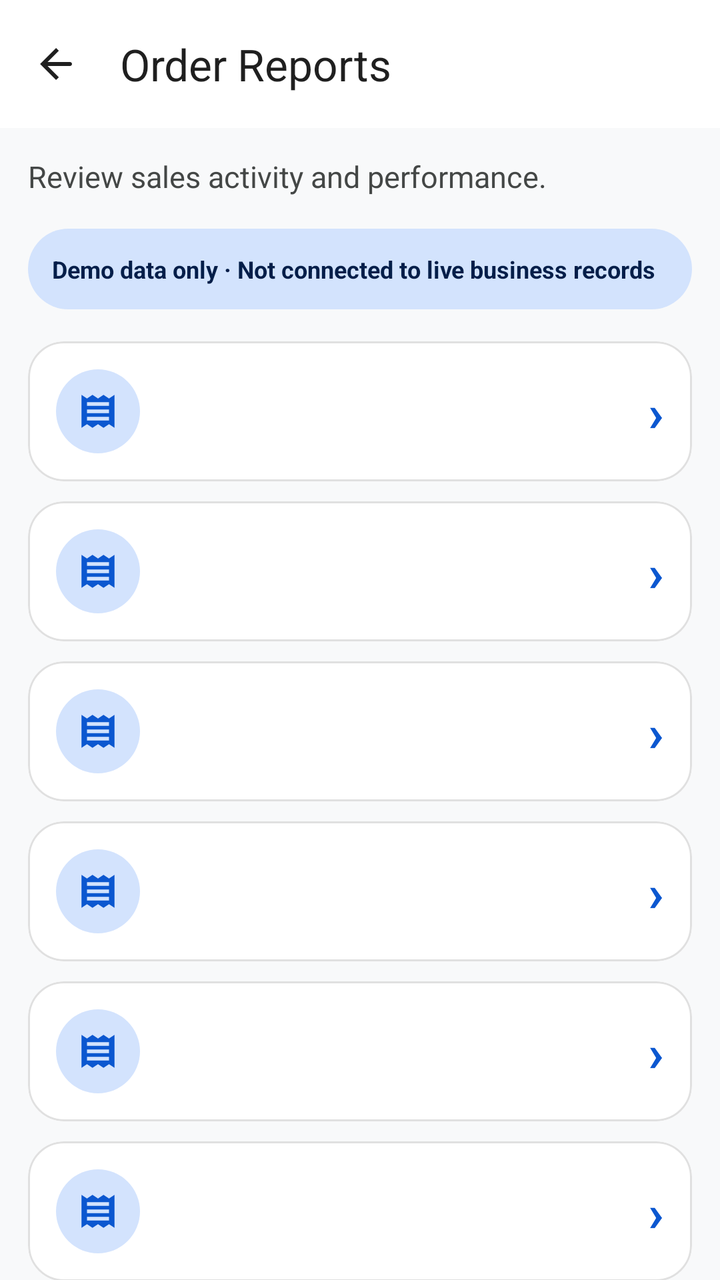
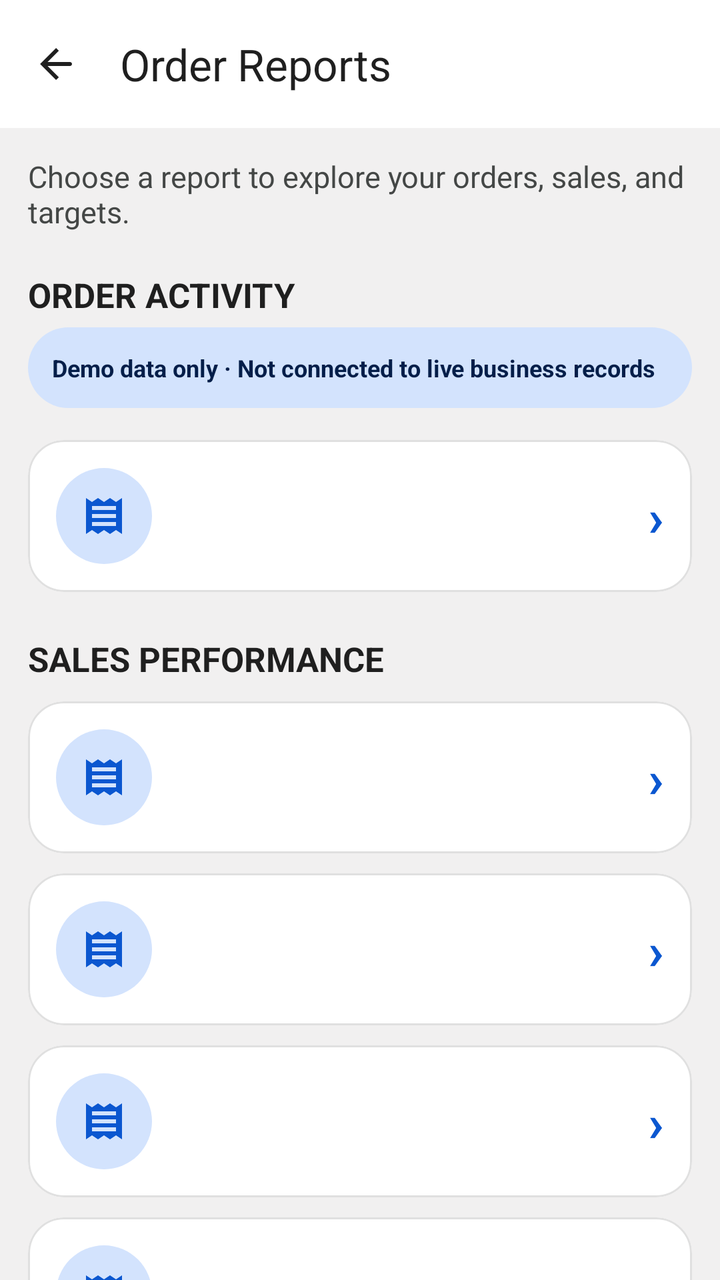

Screens rendered from an Android XML layout before and after an edit, with the pre-edit source and the edit as a unified diff.
<!-- AndroidManifest.xml: application theme Theme.OrderPro -->
<!-- res/layout/fragment_order_reports.xml -->
<?xml version="1.0" encoding="utf-8"?>
<LinearLayout xmlns:android="http://schemas.android.com/apk/res/android"
    xmlns:app="http://schemas.android.com/apk/res-auto"
    android:layout_width="match_parent"
    android:layout_height="match_parent"
    android:background="@color/background_light"
    android:orientation="vertical">

    <com.google.android.material.appbar.MaterialToolbar
        android:id="@+id/reportsToolbar"
        android:layout_width="match_parent"
        android:layout_height="?attr/actionBarSize"
        android:background="@color/surface_light"
        app:navigationIcon="@drawable/ic_arrow_back"
        app:title="@string/order_reports"
        app:titleTextColor="@color/on_surface_light" />

    <androidx.core.widget.NestedScrollView
        android:layout_width="match_parent"
        android:layout_height="0dp"
        android:layout_weight="1"
        android:fillViewport="true">

        <LinearLayout
            android:id="@+id/reportsContent"
            android:layout_width="match_parent"
            android:layout_height="wrap_content"
            android:orientation="vertical"
            android:padding="@dimen/screen_padding">

            <TextView
                android:layout_width="match_parent"
                android:layout_height="wrap_content"
                android:text="@string/order_reports_intro"
                android:textColor="@color/on_surface_variant_light"
                android:textSize="15sp" />

            <TextView
                android:layout_width="match_parent"
                android:layout_height="wrap_content"
                android:layout_marginTop="16dp"
                android:background="@drawable/shape_rounded_badge"
                android:backgroundTint="@color/google_blue_container"
                android:padding="12dp"
                android:text="@string/demo_data_notice"
                android:textColor="@color/on_google_blue_container"
                android:textSize="12sp"
                android:textStyle="bold" />

            <com.google.android.material.card.MaterialCardView
                android:id="@+id/reportDailyInvoice"
                style="@style/Widget.Material3.CardView.Outlined"
                android:layout_width="match_parent"
                android:layout_height="wrap_content"
                android:layout_marginTop="16dp"
                android:clickable="true"
                android:focusable="true"
                app:cardBackgroundColor="@color/surface_light"
                app:cardCornerRadius="@dimen/card_corner_radius_expressive"
                app:cardElevation="0dp"
                app:rippleColor="@color/google_blue_container"
                app:strokeColor="@color/outline_light"
                app:strokeWidth="1dp">

                <include layout="@layout/item_order_report_card"
                    android:tag="@string/daily_invoice" />
            </com.google.android.material.card.MaterialCardView>

            <com.google.android.material.card.MaterialCardView
                android:id="@+id/reportActualSales"
                style="@style/Widget.Material3.CardView.Outlined"
                android:layout_width="match_parent"
                android:layout_height="wrap_content"
                android:layout_marginTop="10dp"
                android:clickable="true"
                android:focusable="true"
                app:cardBackgroundColor="@color/surface_light"
                app:cardCornerRadius="@dimen/card_corner_radius_expressive"
                app:cardElevation="0dp"
                app:rippleColor="@color/google_blue_container"
                app:strokeColor="@color/outline_light"
                app:strokeWidth="1dp">

                <include layout="@layout/item_order_report_card"
                    android:tag="@string/actual_sales" />
            </com.google.android.material.card.MaterialCardView>

            <com.google.android.material.card.MaterialCardView
                android:id="@+id/reportCustomerSales"
                style="@style/Widget.Material3.CardView.Outlined"
                android:layout_width="match_parent"
                android:layout_height="wrap_content"
                android:layout_marginTop="10dp"
                android:clickable="true"
                android:focusable="true"
                app:cardBackgroundColor="@color/surface_light"
                app:cardCornerRadius="@dimen/card_corner_radius_expressive"
                app:cardElevation="0dp"
                app:rippleColor="@color/google_blue_container"
                app:strokeColor="@color/outline_light"
                app:strokeWidth="1dp">

                <include layout="@layout/item_order_report_card"
                    android:tag="@string/customer_sales" />
            </com.google.android.material.card.MaterialCardView>

            <com.google.android.material.card.MaterialCardView
                android:id="@+id/reportProductSales"
                style="@style/Widget.Material3.CardView.Outlined"
                android:layout_width="match_parent"
                android:layout_height="wrap_content"
                android:layout_marginTop="10dp"
                android:clickable="true"
                android:focusable="true"
                app:cardBackgroundColor="@color/surface_light"
                app:cardCornerRadius="@dimen/card_corner_radius_expressive"
                app:cardElevation="0dp"
                app:rippleColor="@color/google_blue_container"
                app:strokeColor="@color/outline_light"
                app:strokeWidth="1dp">

                <include layout="@layout/item_order_report_card"
                    android:tag="@string/product_sales" />
            </com.google.android.material.card.MaterialCardView>

            <com.google.android.material.card.MaterialCardView
                android:id="@+id/reportComparison"
                style="@style/Widget.Material3.CardView.Outlined"
                android:layout_width="match_parent"
                android:layout_height="wrap_content"
                android:layout_marginTop="10dp"
                android:clickable="true"
                android:focusable="true"
                app:cardBackgroundColor="@color/surface_light"
                app:cardCornerRadius="@dimen/card_corner_radius_expressive"
                app:cardElevation="0dp"
                app:rippleColor="@color/google_blue_container"
                app:strokeColor="@color/outline_light"
                app:strokeWidth="1dp">

                <include layout="@layout/item_order_report_card"
                    android:tag="@string/sales_comparison" />
            </com.google.android.material.card.MaterialCardView>

            <com.google.android.material.card.MaterialCardView
                android:id="@+id/reportSalesTarget"
                style="@style/Widget.Material3.CardView.Outlined"
                android:layout_width="match_parent"
                android:layout_height="wrap_content"
                android:layout_marginTop="10dp"
                android:layout_marginBottom="20dp"
                android:clickable="true"
                android:focusable="true"
                app:cardBackgroundColor="@color/surface_light"
                app:cardCornerRadius="@dimen/card_corner_radius_expressive"
                app:cardElevation="0dp"
                app:rippleColor="@color/google_blue_container"
                app:strokeColor="@color/outline_light"
                app:strokeWidth="1dp">

                <include layout="@layout/item_order_report_card"
                    android:tag="@string/target_status_report" />
            </com.google.android.material.card.MaterialCardView>
        </LinearLayout>
    </androidx.core.widget.NestedScrollView>
</LinearLayout>
<!-- res/layout/item_order_report_card.xml (included above) -->
<?xml version="1.0" encoding="utf-8"?>
<LinearLayout xmlns:android="http://schemas.android.com/apk/res/android"
    xmlns:app="http://schemas.android.com/apk/res-auto"
    android:layout_width="match_parent"
    android:layout_height="wrap_content"
    android:gravity="center_vertical"
    android:orientation="horizontal"
    android:padding="@dimen/card_padding">

    
    <FrameLayout
        android:layout_width="42dp"
        android:layout_height="42dp"
        android:layout_marginEnd="12dp"
        android:background="@drawable/shape_circle_primary_container">

        <ImageView
            android:layout_width="22dp"
            android:layout_height="22dp"
            android:layout_gravity="center"
            android:contentDescription="@null"
            android:src="@drawable/ic_receipt"
            app:tint="@color/google_blue" />
    </FrameLayout>

    <LinearLayout
        android:layout_width="0dp"
        android:layout_height="wrap_content"
        android:layout_weight="1"
        android:orientation="vertical">

        <TextView
            android:id="@+id/reportTitle"
            android:layout_width="match_parent"
            android:layout_height="wrap_content"
            android:ellipsize="end"
            android:maxLines="1"
            android:textColor="@color/on_surface_light"
            android:textSize="15sp"
            android:textStyle="bold" />

        <TextView
            android:id="@+id/reportDescription"
            android:layout_width="match_parent"
            android:layout_height="wrap_content"
            android:layout_marginTop="3dp"
            android:ellipsize="end"
            android:maxLines="2"
            android:textColor="@color/on_surface_variant_light"
            android:textSize="13sp" />
    </LinearLayout>

    <TextView
        android:layout_width="wrap_content"
        android:layout_height="wrap_content"
        android:layout_marginStart="10dp"
        android:text="›"
        android:textColor="@color/google_blue"
        android:textSize="26sp"
        android:textStyle="bold" />
</LinearLayout>
<!-- resources referenced by this layout -->
<resources>
  <color name="background_light">#F8F9FA</color>
  <color name="google_blue">#0B57D0</color>
  <color name="google_blue_container">#D3E3FD</color>
  <color name="on_google_blue_container">#041E49</color>
  <color name="on_surface_light">#1F1F1F</color>
  <color name="on_surface_variant_light">#444746</color>
  <color name="outline_light">#E0E0E0</color>
  <color name="surface_light">#FFFFFF</color>
  <dimen name="card_corner_radius_expressive">18dp</dimen>
  <dimen name="card_padding">14dp</dimen>
  <dimen name="screen_padding">14dp</dimen>
  <!-- drawable ic_arrow_back (drawable) -->
  <vector xmlns:android="http://schemas.android.com/apk/res/android"
      android:width="24dp"
      android:height="24dp"
      android:viewportWidth="24"
      android:viewportHeight="24">
      <path
          android:fillColor="#FF1F1F1F"
          android:pathData="M20,12c0,0.55 -0.45,1 -1,1H7.83l5.59,5.59L12,20l-8,-8 8,-8 1.41,1.41L7.83,11H19c0.55,0 1,0.45 1,1z" />
  </vector>
  <!-- drawable ic_receipt (drawable) -->
  <vector xmlns:android="http://schemas.android.com/apk/res/android"
      android:width="24dp"
      android:height="24dp"
      android:viewportWidth="24"
      android:viewportHeight="24">
      <path
          android:fillColor="#FF000000"
          android:pathData="M18,17H6v-2h12v2zM18,13H6v-2h12v2zM18,9H6V7h12v2zM3,3v18l3,-2 3,2 3,-2 3,2 3,-2 3,2V3l-3,2 -3,-2 -3,2 -3,-2 -3,2 -3,-2z"/>
  </vector>
  <!-- drawable shape_circle_primary_container (drawable) -->
  <?xml version="1.0" encoding="utf-8"?>
  <shape xmlns:android="http://schemas.android.com/apk/res/android"
      android:shape="oval">
      <solid android:color="@color/google_blue_container" />
  </shape>
  <!-- drawable shape_rounded_badge (drawable) -->
  <?xml version="1.0" encoding="utf-8"?>
  <shape xmlns:android="http://schemas.android.com/apk/res/android"
      android:shape="rectangle">
      <corners android:radius="@dimen/badge_corner_radius" />
      <solid android:color="@color/trend_positive_green_bg" />
  </shape>
  <string name="actual_sales">Actual Sales</string>
  <string name="customer_sales">Customer-wise Sales</string>
  <string name="daily_invoice">Daily Invoices</string>
  <string name="demo_data_notice">Demo data only · Not connected to live business records</string>
  <string name="order_reports">Order Reports</string>
  <string name="order_reports_intro">Review sales activity and performance.</string>
  <string name="product_sales">Product-wise Sales</string>
  <string name="sales_comparison">Sales Comparison</string>
  <string name="target_status_report">Target Status Report</string>
  <dimen name="badge_corner_radius">100dp</dimen>
  <color name="trend_positive_green_bg">#E6F4EA</color>
  <color name="tonal_surface_light">#F3F6FC</color>
  <style name="ShapeAppearance.OrderPro.SmallComponent" parent="ShapeAppearance.Material3.Corner.Small">
          <item name="cornerSize">10dp</item>
      </style>
  <style name="ShapeAppearance.OrderPro.MediumComponent" parent="ShapeAppearance.Material3.Corner.Medium">
          <item name="cornerSize">18dp</item>
      </style>
  <style name="ShapeAppearance.OrderPro.LargeComponent" parent="ShapeAppearance.Material3.Corner.Large">
          <item name="cornerSize">24dp</item>
      </style>
  <!-- unchanged entries left out for length: 1 -->
</resources>

<!-- the commit's change to res/layout/fragment_order_reports.xml (unified diff, before → after) -->
@@ -38,7 +38,16 @@
             <TextView
                 android:layout_width="match_parent"
                 android:layout_height="wrap_content"
-                android:layout_marginTop="16dp"
+                android:layout_marginTop="20dp"
+                android:text="@string/order_report_activity"
+                android:textColor="@color/on_surface_light"
+                android:textSize="17sp"
+                android:textStyle="bold" />
+
+            <TextView
+                android:layout_width="match_parent"
+                android:layout_height="wrap_content"
+                android:layout_marginTop="5dp"
                 android:background="@drawable/shape_rounded_badge"
                 android:backgroundTint="@color/google_blue_container"
                 android:padding="12dp"
@@ -66,6 +75,15 @@
                     android:tag="@string/daily_invoice" />
             </com.google.android.material.card.MaterialCardView>
 
+            <TextView
+                android:layout_width="match_parent"
+                android:layout_height="wrap_content"
+                android:layout_marginTop="22dp"
+                android:text="@string/order_report_performance"
+                android:textColor="@color/on_surface_light"
+                android:textSize="17sp"
+                android:textStyle="bold" />
+
             <com.google.android.material.card.MaterialCardView
                 android:id="@+id/reportActualSales"
                 style="@style/Widget.Material3.CardView.Outlined"
@@ -141,6 +159,15 @@
                 <include layout="@layout/item_order_report_card"
                     android:tag="@string/sales_comparison" />
             </com.google.android.material.card.MaterialCardView>
+
+            <TextView
+                android:layout_width="match_parent"
+                android:layout_height="wrap_content"
+                android:layout_marginTop="22dp"
+                android:text="@string/order_report_targets"
+                android:textColor="@color/on_surface_light"
+                android:textSize="17sp"
+                android:textStyle="bold" />
 
             <com.google.android.material.card.MaterialCardView
                 android:id="@+id/reportSalesTarget"
@@ -176,14 +203,14 @@
 
     
     <FrameLayout
-        android:layout_width="42dp"
-        android:layout_height="42dp"
-        android:layout_marginEnd="12dp"
+        android:layout_width="48dp"
+        android:layout_height="48dp"
+        android:layout_marginEnd="14dp"
         android:background="@drawable/shape_circle_primary_container">
 
         <ImageView
-            android:layout_width="22dp"
-            android:layout_height="22dp"
+            android:layout_width="24dp"
+            android:layout_height="24dp"
             android:layout_gravity="center"
             android:contentDescription="@null"
             android:src="@drawable/ic_receipt"
@@ -203,16 +230,17 @@
             android:ellipsize="end"
             android:maxLines="1"
             android:textColor="@color/on_surface_light"
-            android:textSize="15sp"
+            android:textSize="16sp"
             android:textStyle="bold" />
 
         <TextView
             android:id="@+id/reportDescription"
             android:layout_width="match_parent"
             android:layout_height="wrap_content"
-            android:layout_marginTop="3dp"
+            android:layout_marginTop="4dp"
             android:ellipsize="end"
             android:maxLines="2"
+            android:lineSpacingExtra="1dp"
             android:textColor="@color/on_surface_variant_light"
             android:textSize="13sp" />
     </LinearLayout>
<!-- resource entries referenced after the edit -->
@@ -1,6 +1,6 @@
 <!-- resources referenced by this layout -->
 <resources>
-  <color name="background_light">#F8F9FA</color>
+  <color name="background_light">#EEF2F1F1</color>
   <color name="google_blue">#0B57D0</color>
   <color name="google_blue_container">#D3E3FD</color>
   <color name="on_google_blue_container">#041E49</color>
@@ -48,8 +48,11 @@
   <string name="customer_sales">Customer-wise Sales</string>
   <string name="daily_invoice">Daily Invoices</string>
   <string name="demo_data_notice">Demo data only · Not connected to live business records</string>
+  <string name="order_report_activity">ORDER ACTIVITY</string>
+  <string name="order_report_performance">SALES PERFORMANCE</string>
+  <string name="order_report_targets">TARGETS</string>
   <string name="order_reports">Order Reports</string>
-  <string name="order_reports_intro">Review sales activity and performance.</string>
+  <string name="order_reports_intro">Choose a report to explore your orders, sales, and targets.</string>
   <string name="product_sales">Product-wise Sales</string>
   <string name="sales_comparison">Sales Comparison</string>
   <string name="target_status_report">Target Status Report</string>
